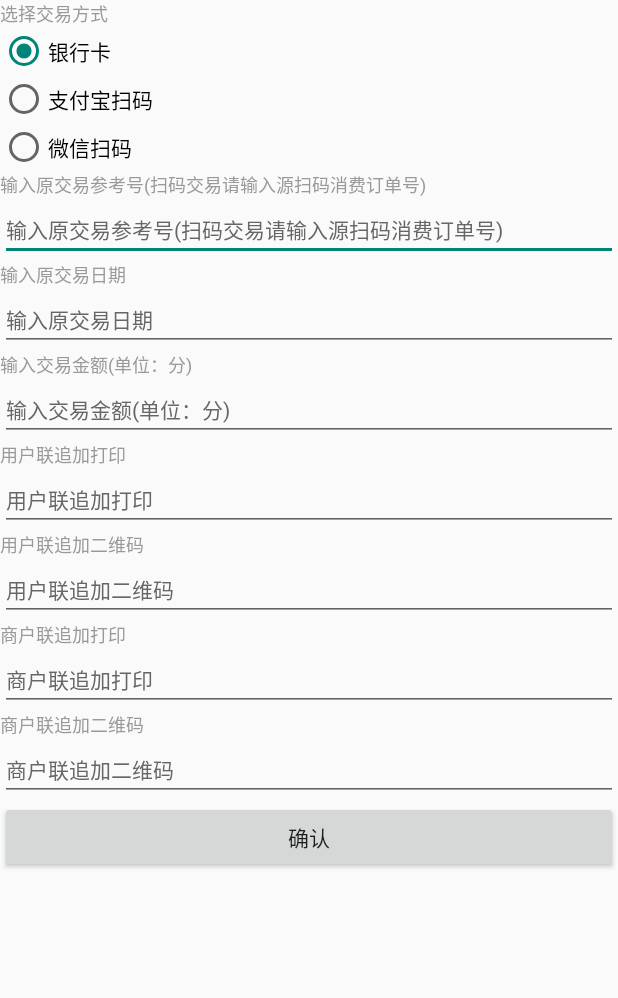
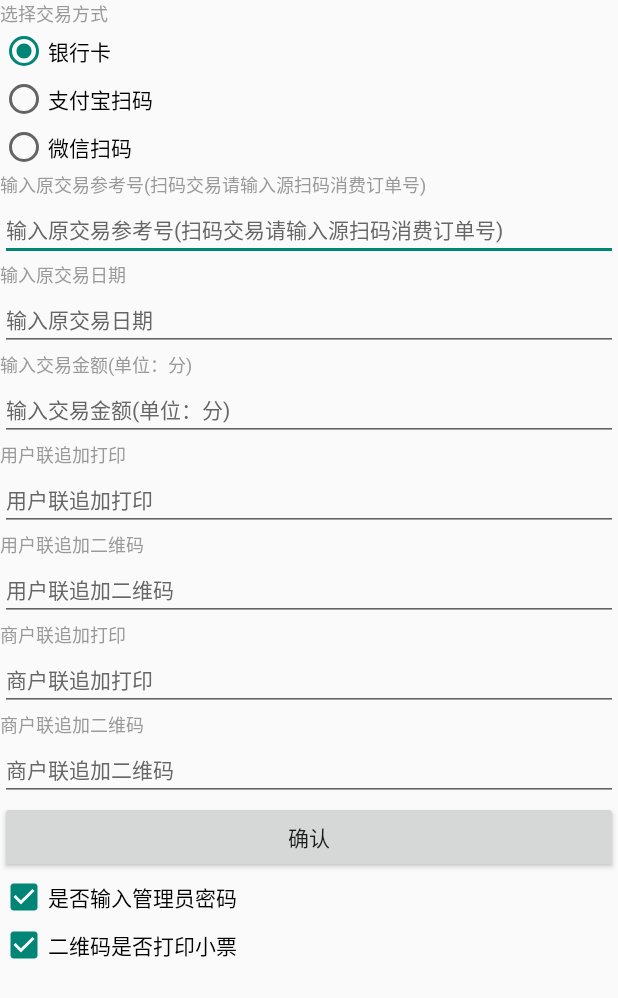
Before and after one commit to chuwuwang/sunmi-export-api-demo, an Android app: the ReturnGoodsActivity screen opened directly, with no data from a screen before it, after a tap on "确认", on a phone screen of 412 x 824 dp. Shown: the top 998 px of the screen. Run offline under Robolectric (Android 15) with nearby library versions, the phone set to English and light mode, and no system bars.

Commit message:
添加是否输入主管密码的逻辑。

```diff
--- a/L3Demo/app/build.gradle
+++ b/L3Demo/app/build.gradle
@@ -12,8 +12,8 @@ android {
         applicationId "sunmi.l3demo"
         minSdkVersion 21
         targetSdkVersion 23
-        versionCode 17
-        versionName "v1.0.17"
+        versionCode 18
+        versionName "v1.0.18"
     }
 
     signingConfigs {
--- a/L3Demo/app/src/main/java/sunmi/l3demo/CustomConsumeActivity.java
+++ b/L3Demo/app/src/main/java/sunmi/l3demo/CustomConsumeActivity.java
@@ -129,7 +129,11 @@ public class CustomConsumeActivity extends Activity implements View.OnClickListe
 
                 intent.putExtra("isPrintTicket", isPrintCb.isChecked());
                 intent.putExtra("isPrintSettleTicket", isSettlePrintCb.isChecked());
-                intent.putExtra("isManagePwd", isManagePwdCb.isChecked());
+                if (isManagePwdCb.isChecked()) {
+                    intent.putExtra("isManagePwd", 1);
+                } else {
+                    intent.putExtra("isManagePwd", 0);
+                }
                 intent.putExtra("isLastTrade", isLastTradeCb.isChecked());
                 intent.putExtra("isSettlementDetail", isOrderDetailCb.isChecked());
 
--- a/L3Demo/app/src/main/java/sunmi/l3demo/ReturnGoodsActivity.java
+++ b/L3Demo/app/src/main/java/sunmi/l3demo/ReturnGoodsActivity.java
@@ -6,6 +6,7 @@ import android.os.Bundle;
 import android.text.TextUtils;
 import android.view.View;
 import android.widget.Button;
+import android.widget.CheckBox;
 import android.widget.EditText;
 import android.widget.RadioButton;
 import android.widget.Toast;
@@ -26,6 +27,9 @@ public class ReturnGoodsActivity extends Activity implements View.OnClickListene
     private EditText userCodeInfoEdit;
     private EditText merchantInfoEdit;
     private EditText merchantCodeInfoEdit;
+
+    private CheckBox isPrintCb;
+    private CheckBox isManagePwdCb;
 
     @Override
     protected void onCreate(Bundle savedInstanceState) {
@@ -57,6 +61,9 @@ public class ReturnGoodsActivity extends Activity implements View.OnClickListene
         userCodeInfoEdit = (EditText) findViewById(R.id.et_user_code_info);
         merchantInfoEdit = (EditText) findViewById(R.id.et_merchant_info);
         merchantCodeInfoEdit = (EditText) findViewById(R.id.et_merchant_code_info);
+
+        isPrintCb = (CheckBox) findViewById(R.id.cb_code_print);
+        isManagePwdCb = (CheckBox) findViewById(R.id.cb_manage_pwd);
     }
 
     @Override
@@ -102,6 +109,13 @@ public class ReturnGoodsActivity extends Activity implements View.OnClickListene
                 intent.putExtra("printMerchantInfo", printMerchantInfo);
                 intent.putExtra("printMerchantInfo2", printMerchantInfo2);
 
+                intent.putExtra("isPrintTicket", isPrintCb.isChecked());
+                if (isManagePwdCb.isChecked()) {
+                    intent.putExtra("isManagePwd", 1);
+                } else {
+                    intent.putExtra("isManagePwd", 0);
+                }
+
                 if (Util.isIntentExisting(intent, this)) {
                     startActivity(intent);
                 } else {
--- a/L3Demo/app/src/main/res/layout/activity_custom_consume.xml
+++ b/L3Demo/app/src/main/res/layout/activity_custom_consume.xml
@@ -212,7 +212,7 @@
             android:layout_width="wrap_content"
             android:layout_height="wrap_content"
             android:checked="true"
-            android:text="是否返回每一笔订单信息"
+            android:text="结算是否返回每一笔订单信息"
             android:textColor="#000000"
             android:textSize="14dp" />
 
--- a/L3Demo/app/src/main/res/layout/activity_refund.xml
+++ b/L3Demo/app/src/main/res/layout/activity_refund.xml
@@ -1,7 +1,11 @@
 <?xml version="1.0" encoding="utf-8"?>
-<LinearLayout xmlns:android="http://schemas.android.com/apk/res/android"
+<ScrollView xmlns:android="http://schemas.android.com/apk/res/android"
     android:layout_width="match_parent"
-    android:layout_height="match_parent"
+    android:layout_height="match_parent">
+
+    <LinearLayout
+        android:layout_width="match_parent"
+        android:layout_height="wrap_content"
         android:orientation="vertical">
 
         <TextView
@@ -195,4 +199,24 @@
             android:layout_height="wrap_content"
             android:text="@string/ok" />
 
+        <CheckBox
+            android:id="@+id/cb_manage_pwd"
+            android:layout_width="wrap_content"
+            android:layout_height="wrap_content"
+            android:checked="true"
+            android:text="是否输入管理员密码"
+            android:textColor="#000000"
+            android:textSize="14dp" />
+
+        <CheckBox
+            android:id="@+id/cb_code_print"
+            android:layout_width="wrap_content"
+            android:layout_height="wrap_content"
+            android:checked="true"
+            android:text="二维码是否打印小票"
+            android:textColor="#000000"
+            android:textSize="14dp" />
+
     </LinearLayout>
+
+</ScrollView>
```
Also changed, not shown: L3Demo/app/src/main/java/sunmi/l3demo/RevokeActivity.java (+14 -0 lines), L3Demo/app/src/main/res/layout/activity_revoke.xml (+18 -0 lines). Lines whose indentation alone changed are shown as unchanged.
